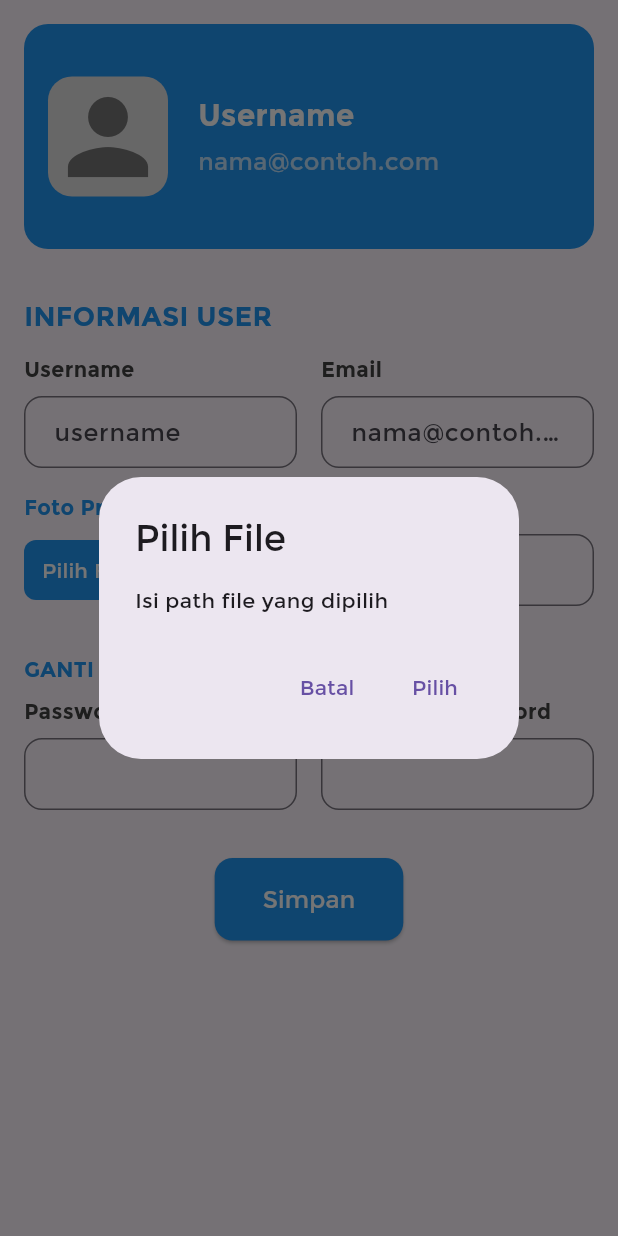
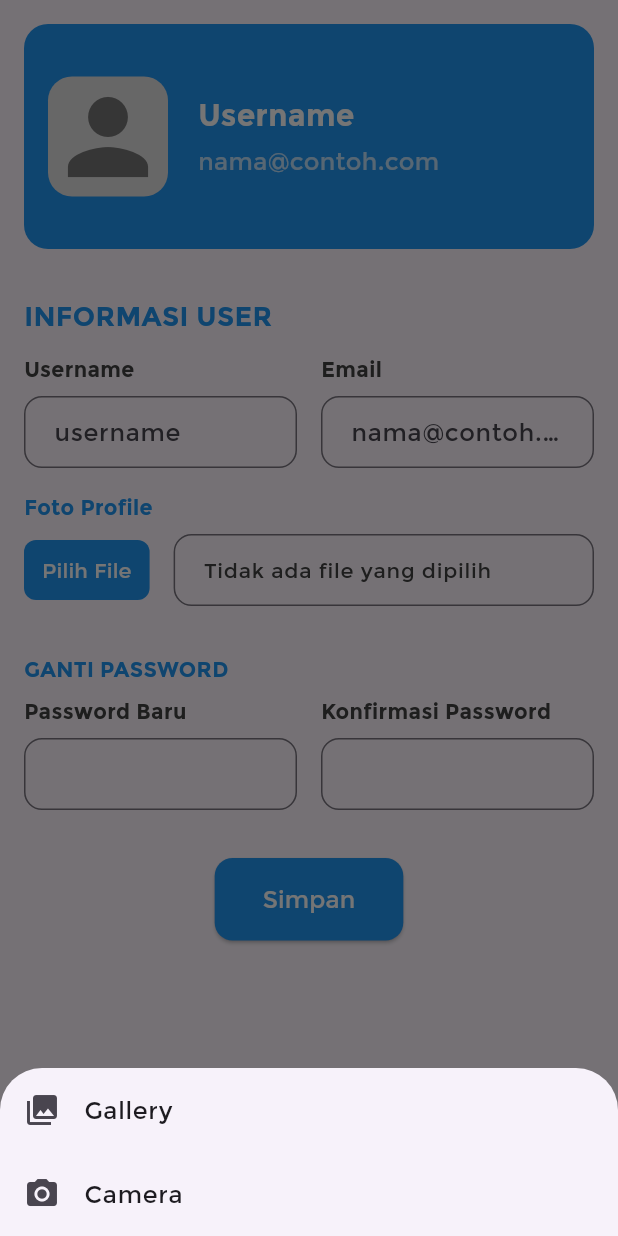
Before and after one commit to Alvikh/Proyek3Kelompok4-Mobile, a Flutter app: the ProfilePage screen opened directly, after a tap on "Pilih File", on a phone screen of 412 x 824 dp. Run offline on Flutter 3.47's test engine with Material 3 defaults, Android fonts, the light colour scheme and no system bars; our stand-ins replace image_picker; network calls fail.

Commit message:
penyempurnaan front end

```diff
--- a/lib/profile.dart
+++ b/lib/profile.dart
@@ -1,4 +1,7 @@
+import 'dart:io';
+
 import 'package:flutter/material.dart';
+import 'package:image_picker/image_picker.dart';
 
 void main() {
   runApp(MyApp());
@@ -98,7 +101,7 @@ class _ProfileFormState extends State<ProfileForm> {
   final _emailController = TextEditingController();
   final _passwordController = TextEditingController();
   final _confirmPasswordController = TextEditingController();
-  String _filePath = ''; // Variable to store the selected file path
+  File? _imageFile;
 
   @override
   void dispose() {
@@ -109,35 +112,45 @@ class _ProfileFormState extends State<ProfileForm> {
     super.dispose();
   }
 
-  void _openFileExplorer() async {
-    String? filePath = await showDialog<String>(
-      context: context,
-      builder: (BuildContext context) => AlertDialog(
-        title: Text('Pilih File'),
-        content: Text('Isi path file yang dipilih'),
-        actions: <Widget>[
-          TextButton(
-            child: Text('Batal'),
-            onPressed: () {
-              Navigator.of(context).pop();
-            },
-          ),
-          TextButton(
-            child: Text('Pilih'),
-            onPressed: () {
-              // For simplicity, returning a placeholder file path
-              Navigator.of(context).pop('path/to/file');
-            },
-          ),
-        ],
-      ),
-    );
+  Future<void> _pickImage(ImageSource source) async {
+    final picker = ImagePicker();
+    final pickedFile = await picker.pickImage(source: source);
 
-    if (filePath != null) {
+    if (pickedFile != null) {
       setState(() {
-        _filePath = filePath;
+        _imageFile = File(pickedFile.path);
       });
     }
+  }
+
+  void _showPicker(context) {
+    showModalBottomSheet(
+      context: context,
+      builder: (BuildContext bc) {
+        return SafeArea(
+          child: Wrap(
+            children: <Widget>[
+              ListTile(
+                leading: Icon(Icons.photo_library),
+                title: Text('Gallery'),
+                onTap: () {
+                  _pickImage(ImageSource.gallery);
+                  Navigator.of(context).pop();
+                },
+              ),
+              ListTile(
+                leading: Icon(Icons.photo_camera),
+                title: Text('Camera'),
+                onTap: () {
+                  _pickImage(ImageSource.camera);
+                  Navigator.of(context).pop();
+                },
+              ),
+            ],
+          ),
+        );
+      },
+    );
   }
 
   @override
@@ -238,7 +251,7 @@ class _ProfileFormState extends State<ProfileForm> {
           Row(
             children: [
               TextButton(
-                onPressed: _openFileExplorer,
+                onPressed: () => _showPicker(context),
                 style: TextButton.styleFrom(
                   backgroundColor: Colors.blue,
                   shape: RoundedRectangleBorder(
@@ -262,7 +275,9 @@ class _ProfileFormState extends State<ProfileForm> {
                     ),
                     contentPadding: EdgeInsets.symmetric(vertical: 12.0, horizontal: 16.0),
                   ),
-                  initialValue: _filePath.isEmpty ? 'Tidak ada file yang dipilih' : _filePath,
+                  initialValue: _imageFile == null
+                      ? 'Tidak ada file yang dipilih'
+                      : _imageFile!.path,
                   style: TextStyle(
                     fontSize: 14,
                     color: Colors.grey[800],
```
Also changed, not shown: lib/laporan_page.dart (+4 -4 lines), pubspec.yaml (+7 -0 lines), pubspec.lock, 15 other files.
